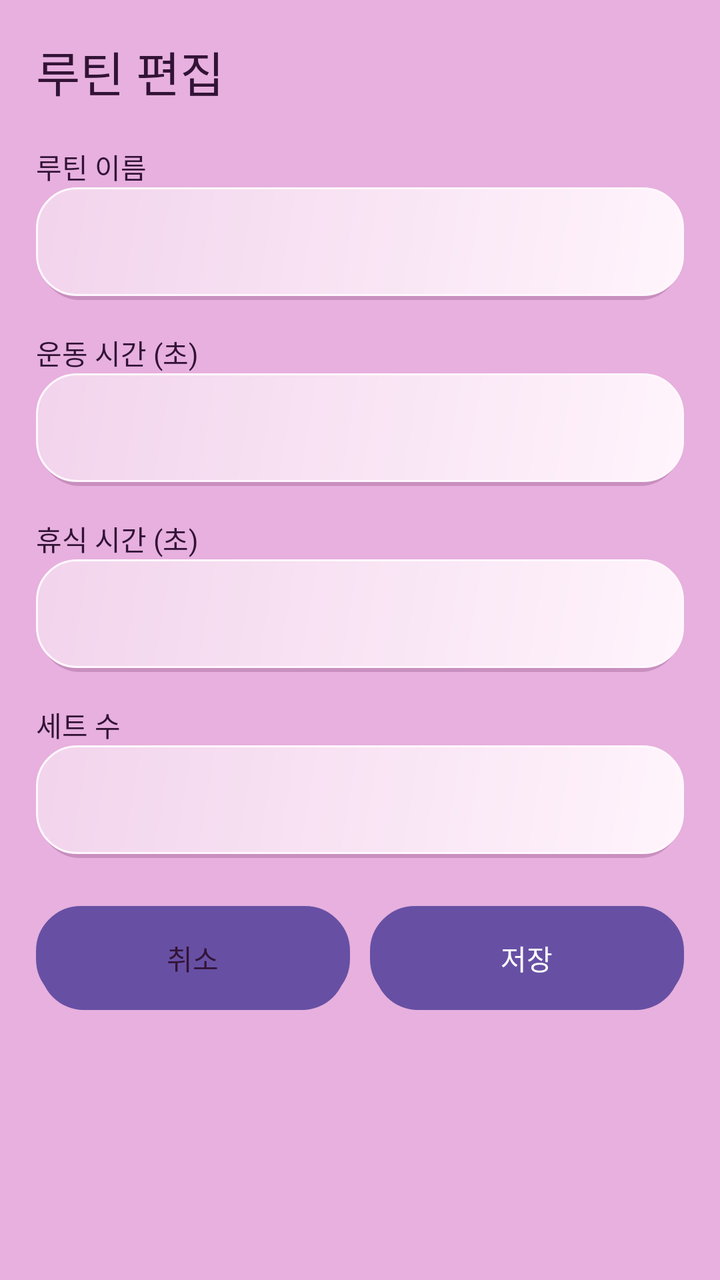
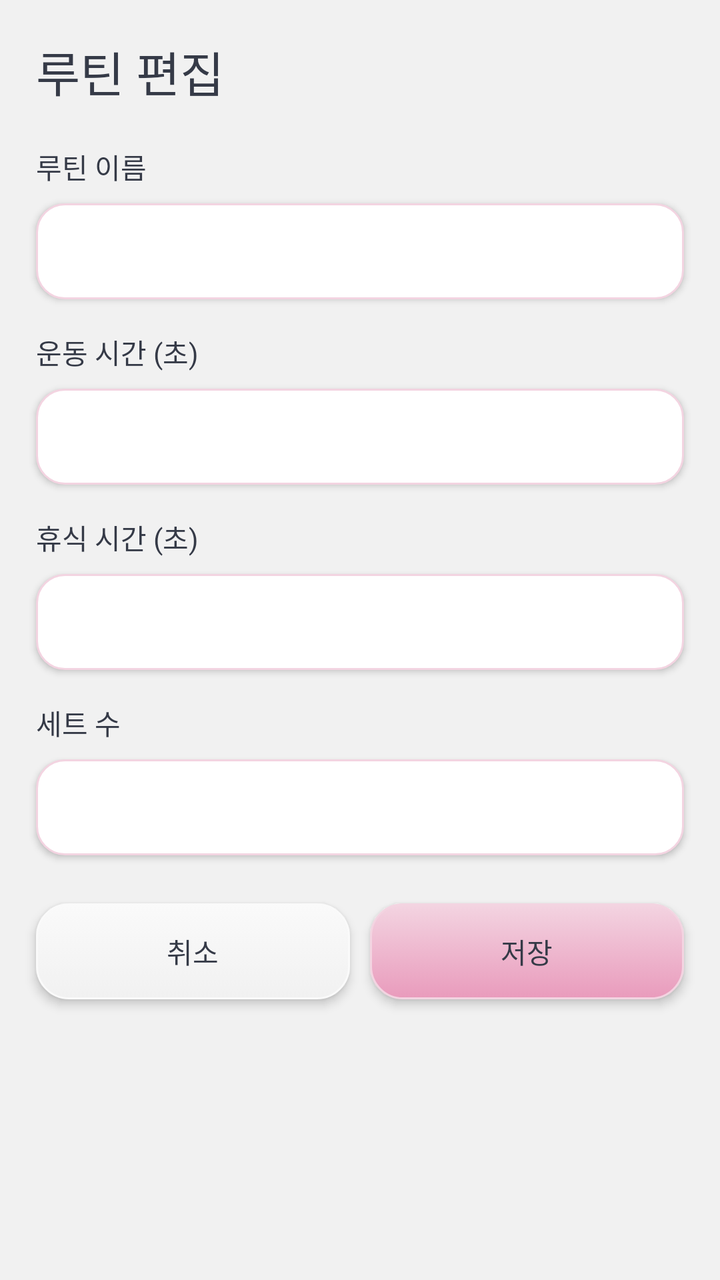

Screens rendered from an Android XML layout before and after an edit, with the pre-edit source and the edit as a unified diff.
<!-- AndroidManifest.xml: application theme Theme.IntervalTimer -->
<!-- res/layout/activity_routine_edit.xml -->
<?xml version="1.0" encoding="utf-8"?>
<ScrollView xmlns:android="http://schemas.android.com/apk/res/android"
    android:layout_width="match_parent"
    android:layout_height="match_parent"
    android:background="@color/color_app_bg"
    android:fillViewport="true">

    <LinearLayout
        android:layout_width="match_parent"
        android:layout_height="wrap_content"
        android:orientation="vertical"
        android:padding="@dimen/clay_screen_padding">

        <TextView
            android:layout_width="match_parent"
            android:layout_height="wrap_content"
            android:text="@string/edit_title"
            android:textColor="@color/clay_text"
            android:textSize="24sp" />

        
        <TextView
            android:layout_width="match_parent"
            android:layout_height="wrap_content"
            android:layout_marginTop="20dp"
            android:labelFor="@id/nameInput"
            android:text="@string/routine_name"
            android:textColor="@color/clay_text" />

        <EditText
            android:id="@+id/nameInput"
            android:layout_width="match_parent"
            android:layout_height="wrap_content"
            android:minHeight="@dimen/clay_button_height"
            android:background="@drawable/bg_input_clay"
            android:inputType="textCapSentences"
            android:importantForAutofill="no"
            android:padding="@dimen/clay_content_padding"
            android:textColor="@color/clay_text" />

        
        <TextView
            android:layout_width="match_parent"
            android:layout_height="wrap_content"
            android:layout_marginTop="@dimen/clay_content_padding"
            android:labelFor="@id/workInput"
            android:text="@string/work_seconds"
            android:textColor="@color/clay_text" />

        <EditText
            android:id="@+id/workInput"
            android:layout_width="match_parent"
            android:layout_height="wrap_content"
            android:minHeight="@dimen/clay_button_height"
            android:background="@drawable/bg_input_clay"
            android:inputType="number"
            android:importantForAutofill="no"
            android:padding="@dimen/clay_content_padding"
            android:textColor="@color/clay_text" />

        
        <TextView
            android:layout_width="match_parent"
            android:layout_height="wrap_content"
            android:layout_marginTop="@dimen/clay_content_padding"
            android:labelFor="@id/restInput"
            android:text="@string/rest_seconds"
            android:textColor="@color/clay_text" />

        <EditText
            android:id="@+id/restInput"
            android:layout_width="match_parent"
            android:layout_height="wrap_content"
            android:minHeight="@dimen/clay_button_height"
            android:background="@drawable/bg_input_clay"
            android:inputType="number"
            android:importantForAutofill="no"
            android:padding="@dimen/clay_content_padding"
            android:textColor="@color/clay_text" />

        
        <TextView
            android:layout_width="match_parent"
            android:layout_height="wrap_content"
            android:layout_marginTop="@dimen/clay_content_padding"
            android:labelFor="@id/roundsInput"
            android:text="@string/rounds"
            android:textColor="@color/clay_text" />

        <EditText
            android:id="@+id/roundsInput"
            android:layout_width="match_parent"
            android:layout_height="wrap_content"
            android:minHeight="@dimen/clay_button_height"
            android:background="@drawable/bg_input_clay"
            android:inputType="number"
            android:importantForAutofill="no"
            android:padding="@dimen/clay_content_padding"
            android:textColor="@color/clay_text" />

        
        <LinearLayout
            android:layout_width="match_parent"
            android:layout_height="wrap_content"
            android:layout_marginTop="24dp"
            android:orientation="horizontal">

            <Button
                android:id="@+id/cancelEditButton"
                android:layout_width="0dp"
                android:layout_height="@dimen/clay_button_height"
                android:layout_weight="1"
                android:background="@drawable/bg_button_primary"
                android:backgroundTint="@null"
                android:text="@string/cancel"
                android:textColor="@color/clay_text" />

            <Button
                android:id="@+id/saveRoutineButton"
                android:layout_width="0dp"
                android:layout_height="@dimen/clay_button_height"
                android:layout_marginStart="@dimen/clay_small_gap"
                android:layout_weight="1"
                android:background="@drawable/bg_button_work"
                android:backgroundTint="@null"
                android:text="@string/save"
                android:textColor="@color/clay_on_work" />

        </LinearLayout>
    </LinearLayout>
</ScrollView>
<!-- resources referenced by this layout -->
<resources>
  <color name="clay_on_work">#FFFFFF</color>
  <color name="clay_text">#321336</color>
  <color name="color_app_bg">#E7B0DE</color>
  <dimen name="clay_button_height">52dp</dimen>
  <!-- drawable bg_button_primary (drawable) -->
  <?xml version="1.0" encoding="utf-8"?>
  <selector xmlns:android="http://schemas.android.com/apk/res/android">
  
      
      <item android:state_pressed="true">
          <shape android:shape="rectangle">
              <gradient
                  android:angle="135"
                  android:startColor="@color/clay_surface_2"
                  android:endColor="@color/clay_surface" />
              <corners android:radius="@dimen/clay_button_radius" />
              <stroke
                  android:width="1dp"
                  android:color="@color/clay_stroke_dark" />
          </shape>
      </item>
  
      
      <item>
          <layer-list>
              <item android:left="2dp" android:top="4dp" android:right="2dp">
                  <shape android:shape="rectangle">
                      <solid android:color="@color/bg_shadow" />
                      <corners android:radius="@dimen/clay_button_radius" />
                  </shape>
              </item>
              <item android:bottom="3dp">
                  <shape android:shape="rectangle">
                      <gradient
                          android:angle="135"
                          android:startColor="@color/clay_highlight"
                          android:endColor="@color/clay_surface" />
                      <corners android:radius="@dimen/clay_button_radius" />
                      <stroke
                          android:width="1dp"
                          android:color="@color/clay_stroke_light" />
                  </shape>
              </item>
          </layer-list>
      </item>
  </selector>
  <!-- drawable bg_button_work (drawable) -->
  <?xml version="1.0" encoding="utf-8"?>
  <selector xmlns:android="http://schemas.android.com/apk/res/android">
  
      
      <item android:state_pressed="true">
          <shape android:shape="rectangle">
              <gradient
                  android:angle="135"
                  android:startColor="@color/work_dark"
                  android:endColor="@color/color_work" />
              <corners android:radius="@dimen/clay_button_radius" />
          </shape>
      </item>
  
      
      <item>
          <layer-list>
              <item android:left="2dp" android:top="4dp" android:right="2dp">
                  <shape android:shape="rectangle">
                      <solid android:color="@color/work_dark" />
                      <corners android:radius="@dimen/clay_button_radius" />
                  </shape>
              </item>
              <item android:bottom="3dp">
                  <shape android:shape="rectangle">
                      <gradient
                          android:angle="135"
                          android:startColor="@color/work_light"
                          android:endColor="@color/color_work" />
                      <corners android:radius="@dimen/clay_button_radius" />
                      <stroke
                          android:width="1dp"
                          android:color="@color/work_outline" />
                  </shape>
              </item>
          </layer-list>
      </item>
  </selector>
  <!-- drawable bg_input_clay (drawable) -->
  <?xml version="1.0" encoding="utf-8"?>
  <layer-list xmlns:android="http://schemas.android.com/apk/res/android">
      
      <item android:left="2dp" android:top="3dp" android:right="2dp">
          <shape android:shape="rectangle">
              <solid android:color="@color/bg_shadow" />
              <corners android:radius="@dimen/clay_input_radius" />
          </shape>
      </item>
  
      
      <item android:bottom="2dp">
          <shape android:shape="rectangle">
              <gradient
                  android:angle="135"
                  android:startColor="@color/clay_highlight"
                  android:endColor="@color/clay_surface" />
              <corners android:radius="@dimen/clay_input_radius" />
              <stroke
                  android:width="1dp"
                  android:color="@color/clay_stroke_light" />
          </shape>
      </item>
  </layer-list>
  <color name="clay_surface_2">#EFD0E8</color>
  <color name="clay_surface">#F2D4EC</color>
  <dimen name="clay_button_radius">22dp</dimen>
  <color name="clay_stroke_dark">#D49AC8</color>
  <color name="bg_shadow">#C98FBE</color>
  <color name="clay_highlight">#FFF4FC</color>
  <color name="clay_stroke_light">#FFF7FD</color>
  <color name="work_dark">#2F0535</color>
  <color name="color_work">#400849</color>
  <color name="work_light">#6E3B75</color>
  <color name="work_outline">#8F6A95</color>
  <dimen name="clay_input_radius">20dp</dimen>
  <style name="Base.Theme.IntervalTimer" parent="Theme.Material3.DayNight.NoActionBar">
          <item name="android:windowBackground">@color/color_app_bg</item>
          <item name="colorAccent">@color/color_work</item>
      </style>
  <!-- unchanged entries left out for length: 11 -->
</resources>

<!-- the commit's change to res/layout/activity_routine_edit.xml (unified diff, before → after) -->
@@ -1,11 +1,16 @@
 <?xml version="1.0" encoding="utf-8"?>
 <ScrollView xmlns:android="http://schemas.android.com/apk/res/android"
+    android:clipChildren="false"
+    android:clipToPadding="false"
     android:layout_width="match_parent"
     android:layout_height="match_parent"
     android:background="@color/color_app_bg"
+    android:fitsSystemWindows="true"
     android:fillViewport="true">
 
     <LinearLayout
+        android:clipChildren="false"
+        android:clipToPadding="false"
         android:layout_width="match_parent"
         android:layout_height="wrap_content"
         android:orientation="vertical"
@@ -27,16 +32,14 @@
             android:text="@string/routine_name"
             android:textColor="@color/clay_text" />
 
-        <EditText
+        <androidx.appcompat.widget.AppCompatEditText
+            style="@style/ClayInput"
             android:id="@+id/nameInput"
             android:layout_width="match_parent"
             android:layout_height="wrap_content"
-            android:minHeight="@dimen/clay_button_height"
             android:background="@drawable/bg_input_clay"
             android:inputType="textCapSentences"
-            android:importantForAutofill="no"
-            android:padding="@dimen/clay_content_padding"
-            android:textColor="@color/clay_text" />
+            android:importantForAutofill="no" />
 
         
         <TextView
@@ -47,16 +50,14 @@
             android:text="@string/work_seconds"
             android:textColor="@color/clay_text" />
 
-        <EditText
+        <androidx.appcompat.widget.AppCompatEditText
+            style="@style/ClayInput"
             android:id="@+id/workInput"
             android:layout_width="match_parent"
             android:layout_height="wrap_content"
-            android:minHeight="@dimen/clay_button_height"
             android:background="@drawable/bg_input_clay"
             android:inputType="number"
-            android:importantForAutofill="no"
-            android:padding="@dimen/clay_content_padding"
-            android:textColor="@color/clay_text" />
+            android:importantForAutofill="no" />
 
         
         <TextView
@@ -67,16 +68,14 @@
             android:text="@string/rest_seconds"
             android:textColor="@color/clay_text" />
 
-        <EditText
+        <androidx.appcompat.widget.AppCompatEditText
+            style="@style/ClayInput"
             android:id="@+id/restInput"
             android:layout_width="match_parent"
             android:layout_height="wrap_content"
-            android:minHeight="@dimen/clay_button_height"
             android:background="@drawable/bg_input_clay"
             android:inputType="number"
-            android:importantForAutofill="no"
-            android:padding="@dimen/clay_content_padding"
-            android:textColor="@color/clay_text" />
+            android:importantForAutofill="no" />
 
         
         <TextView
@@ -87,44 +86,42 @@
             android:text="@string/rounds"
             android:textColor="@color/clay_text" />
 
-        <EditText
+        <androidx.appcompat.widget.AppCompatEditText
+            style="@style/ClayInput"
             android:id="@+id/roundsInput"
             android:layout_width="match_parent"
             android:layout_height="wrap_content"
-            android:minHeight="@dimen/clay_button_height"
             android:background="@drawable/bg_input_clay"
             android:inputType="number"
-            android:importantForAutofill="no"
-            android:padding="@dimen/clay_content_padding"
-            android:textColor="@color/clay_text" />
+            android:importantForAutofill="no" />
 
         
         <LinearLayout
+            android:clipChildren="false"
+            android:clipToPadding="false"
             android:layout_width="match_parent"
             android:layout_height="wrap_content"
             android:layout_marginTop="24dp"
             android:orientation="horizontal">
 
-            <Button
+            <androidx.appcompat.widget.AppCompatButton
+                style="@style/ClayButton"
                 android:id="@+id/cancelEditButton"
                 android:layout_width="0dp"
                 android:layout_height="@dimen/clay_button_height"
                 android:layout_weight="1"
                 android:background="@drawable/bg_button_primary"
-                android:backgroundTint="@null"
-                android:text="@string/cancel"
-                android:textColor="@color/clay_text" />
+                android:text="@string/cancel" />
 
-            <Button
+            <androidx.appcompat.widget.AppCompatButton
+                style="@style/ClayButton"
                 android:id="@+id/saveRoutineButton"
                 android:layout_width="0dp"
                 android:layout_height="@dimen/clay_button_height"
                 android:layout_marginStart="@dimen/clay_small_gap"
                 android:layout_weight="1"
                 android:background="@drawable/bg_button_work"
-                android:backgroundTint="@null"
-                android:text="@string/save"
-                android:textColor="@color/clay_on_work" />
+                android:text="@string/save" />
 
         </LinearLayout>
     </LinearLayout>
<!-- resource entries referenced after the edit -->
@@ -1,130 +1,110 @@
 <!-- resources referenced by this layout -->
 <resources>
-  <color name="clay_on_work">#FFFFFF</color>
-  <color name="clay_text">#321336</color>
-  <color name="color_app_bg">#E7B0DE</color>
-  <dimen name="clay_button_height">52dp</dimen>
+  <color name="clay_text">#353A47</color>
+  <color name="color_app_bg">#F1F1F1</color>
+  <dimen name="clay_button_height">48dp</dimen>
   <!-- drawable bg_button_primary (drawable) -->
   <?xml version="1.0" encoding="utf-8"?>
   <selector xmlns:android="http://schemas.android.com/apk/res/android">
-  
-      
       <item android:state_pressed="true">
+          <inset android:insetTop="2dp">
+              <shape android:shape="rectangle">
+                  <solid android:color="@color/color_app_bg" />
+                  <corners android:radius="@dimen/clay_button_radius" />
+                  <stroke android:width="1dp" android:color="@color/color_secondary" />
+              </shape>
+          </inset>
+      </item>
+      <item>
           <shape android:shape="rectangle">
-              <gradient
-                  android:angle="135"
-                  android:startColor="@color/clay_surface_2"
-                  android:endColor="@color/clay_surface" />
+              <gradient android:angle="270" android:startColor="@color/color_card" android:endColor="@color/color_app_bg" />
               <corners android:radius="@dimen/clay_button_radius" />
-              <stroke
-                  android:width="1dp"
-                  android:color="@color/clay_stroke_dark" />
+              <stroke android:width="1dp" android:color="@color/color_card" />
           </shape>
-      </item>
-  
-      
-      <item>
-          <layer-list>
-              <item android:left="2dp" android:top="4dp" android:right="2dp">
-                  <shape android:shape="rectangle">
-                      <solid android:color="@color/bg_shadow" />
-                      <corners android:radius="@dimen/clay_button_radius" />
-                  </shape>
-              </item>
-              <item android:bottom="3dp">
-                  <shape android:shape="rectangle">
-                      <gradient
-                          android:angle="135"
-                          android:startColor="@color/clay_highlight"
-                          android:endColor="@color/clay_surface" />
-                      <corners android:radius="@dimen/clay_button_radius" />
-                      <stroke
-                          android:width="1dp"
-                          android:color="@color/clay_stroke_light" />
-                  </shape>
-              </item>
-          </layer-list>
       </item>
   </selector>
   <!-- drawable bg_button_work (drawable) -->
   <?xml version="1.0" encoding="utf-8"?>
   <selector xmlns:android="http://schemas.android.com/apk/res/android">
-  
-      
       <item android:state_pressed="true">
+          <inset android:insetTop="2dp">
+              <shape android:shape="rectangle">
+                  <solid android:color="@color/color_work" />
+                  <corners android:radius="@dimen/clay_button_radius" />
+                  <stroke android:width="1dp" android:color="@color/color_secondary" />
+              </shape>
+          </inset>
+      </item>
+      <item>
           <shape android:shape="rectangle">
-              <gradient
-                  android:angle="135"
-                  android:startColor="@color/work_dark"
-                  android:endColor="@color/color_work" />
+              <gradient android:angle="270" android:startColor="@color/color_rest" android:endColor="@color/color_work" />
               <corners android:radius="@dimen/clay_button_radius" />
+              <stroke android:width="1dp" android:color="@color/color_rest" />
           </shape>
-      </item>
-  
-      
-      <item>
-          <layer-list>
-              <item android:left="2dp" android:top="4dp" android:right="2dp">
-                  <shape android:shape="rectangle">
-                      <solid android:color="@color/work_dark" />
-                      <corners android:radius="@dimen/clay_button_radius" />
-                  </shape>
-              </item>
-              <item android:bottom="3dp">
-                  <shape android:shape="rectangle">
-                      <gradient
-                          android:angle="135"
-                          android:startColor="@color/work_light"
-                          android:endColor="@color/color_work" />
-                      <corners android:radius="@dimen/clay_button_radius" />
-                      <stroke
-                          android:width="1dp"
-                          android:color="@color/work_outline" />
-                  </shape>
-              </item>
-          </layer-list>
       </item>
   </selector>
   <!-- drawable bg_input_clay (drawable) -->
   <?xml version="1.0" encoding="utf-8"?>
-  <layer-list xmlns:android="http://schemas.android.com/apk/res/android">
-      
-      <item android:left="2dp" android:top="3dp" android:right="2dp">
+  <selector xmlns:android="http://schemas.android.com/apk/res/android">
+      <item android:state_focused="true">
           <shape android:shape="rectangle">
-              <solid android:color="@color/bg_shadow" />
+              <solid android:color="@android:color/white" />
               <corners android:radius="@dimen/clay_input_radius" />
+              <stroke android:width="2dp" android:color="@color/color_work" />
           </shape>
       </item>
-  
-      
-      <item android:bottom="2dp">
+      <item>
           <shape android:shape="rectangle">
-              <gradient
-                  android:angle="135"
-                  android:startColor="@color/clay_highlight"
-                  android:endColor="@color/clay_surface" />
+              <solid android:color="@android:color/white" />
               <corners android:radius="@dimen/clay_input_radius" />
-              <stroke
-                  android:width="1dp"
-                  android:color="@color/clay_stroke_light" />
+              <stroke android:width="1dp" android:color="@color/color_rest" />
           </shape>
       </item>
-  </layer-list>
-  <color name="clay_surface_2">#EFD0E8</color>
-  <color name="clay_surface">#F2D4EC</color>
-  <dimen name="clay_button_radius">22dp</dimen>
-  <color name="clay_stroke_dark">#D49AC8</color>
-  <color name="bg_shadow">#C98FBE</color>
-  <color name="clay_highlight">#FFF4FC</color>
-  <color name="clay_stroke_light">#FFF7FD</color>
-  <color name="work_dark">#2F0535</color>
-  <color name="color_work">#400849</color>
-  <color name="work_light">#6E3B75</color>
-  <color name="work_outline">#8F6A95</color>
-  <dimen name="clay_input_radius">20dp</dimen>
+  </selector>
+  <style name="ClayButton" parent="Widget.AppCompat.Button">
+          <item name="android:minWidth">48dp</item>
+          <item name="android:minHeight">@dimen/clay_button_height</item>
+          <item name="android:paddingLeft">12dp</item>
+          <item name="android:paddingRight">12dp</item>
+          <item name="android:paddingTop">4dp</item>
+          <item name="android:paddingBottom">4dp</item>
+          <item name="android:textSize">14sp</item>
+          <item name="android:backgroundTint">@null</item>
+          <item name="backgroundTint">@null</item>
+          <item name="android:stateListAnimator">@null</item>
+          <item name="android:elevation">3dp</item>
+          <item name="android:textColor">@color/clay_text</item>
+          <item name="android:textAllCaps">false</item>
+      </style>
+  <style name="ClayInput" parent="Widget.AppCompat.EditText">
+          <item name="android:layout_marginTop">8dp</item>
+          <item name="android:elevation">2dp</item>
+          <item name="android:outlineProvider">background</item>
+          <item name="android:minHeight">@dimen/clay_button_height</item>
+          <item name="android:paddingLeft">12dp</item>
+          <item name="android:paddingRight">12dp</item>
+          <item name="android:paddingTop">8dp</item>
+          <item name="android:paddingBottom">8dp</item>
+          <item name="android:textSize">16sp</item>
+          <item name="android:backgroundTint">@null</item>
+          <item name="backgroundTint">@null</item>
+          <item name="android:textColor">@color/clay_text</item>
+      </style>
+  <dimen name="clay_button_radius">16dp</dimen>
+  <color name="color_secondary">#D2C7CD</color>
+  <color name="color_card">#FAFAFA</color>
+  <color name="color_work">#E99BBC</color>
+  <color name="color_rest">#F3D4E1</color>
+  <dimen name="clay_input_radius">14dp</dimen>
   <style name="Base.Theme.IntervalTimer" parent="Theme.Material3.DayNight.NoActionBar">
           <item name="android:windowBackground">@color/color_app_bg</item>
-          <item name="colorAccent">@color/color_work</item>
+          <item name="android:statusBarColor">@color/color_app_bg</item>
+          <item name="android:navigationBarColor">@color/color_app_bg</item>
+          <item name="android:windowLightStatusBar">true</item>
+          <item name="android:windowLightNavigationBar">true</item>
+          <item name="android:textColorPrimary">@color/clay_text</item>
+          <item name="android:textColorSecondary">@color/clay_text</item>
+          <item name="colorAccent">@color/clay_text</item>
       </style>
   <!-- unchanged entries left out for length: 11 -->
 </resources>
